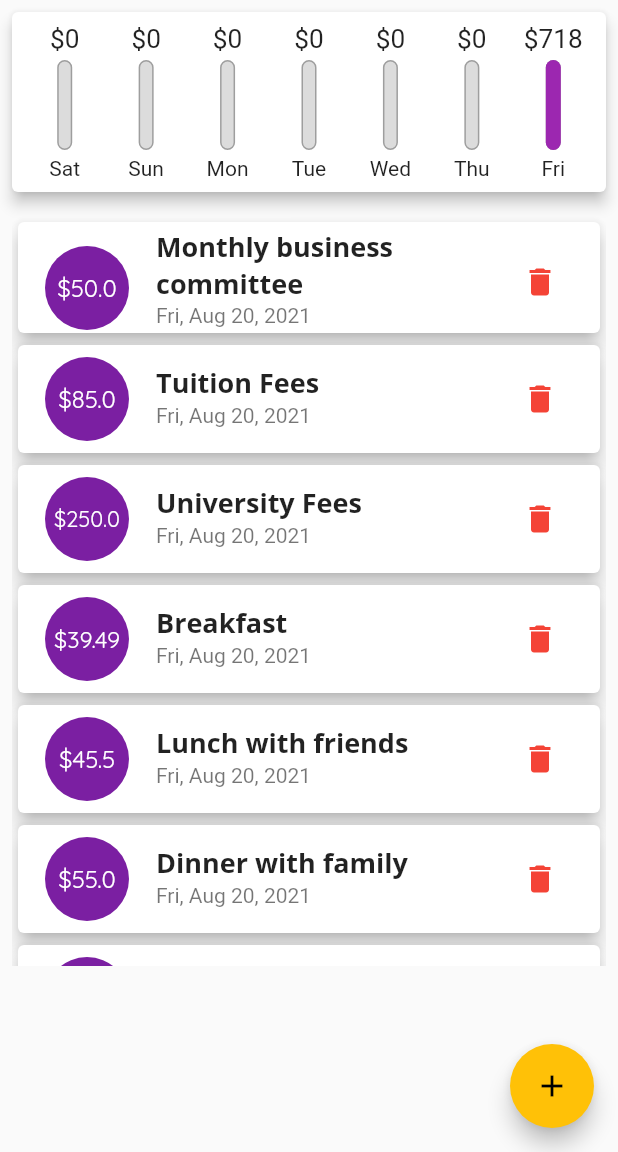
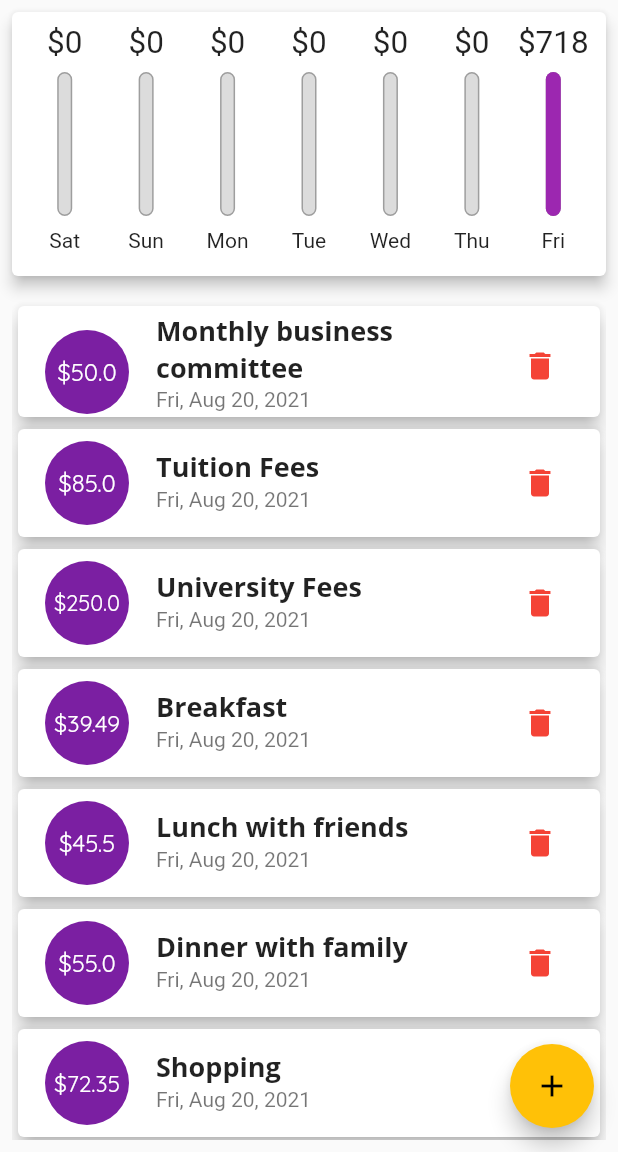
Before and after one commit to JahangirJadi/FlutterPersonalExpense, a Flutter app: the screen it shows after launch, on a phone screen of 412 x 824 dp, the part 84-1236 px from its top. Run offline on Flutter 3.47's test engine with Material 2 defaults, Android fonts, the phone set to English and light mode, and no system bars.

Commit message:
made UI Responsive

```diff
--- a/lib/main.dart
+++ b/lib/main.dart
@@ -112,9 +112,9 @@ class _MyHomePageState extends State<MyHomePage> {
   }
 
   void _deleteUserTransaction(String tId) {
-setState(() {
-  _userTransaction.removeWhere((element) => element.id==tId);
-});
+    setState(() {
+      _userTransaction.removeWhere((element) => element.id == tId);
+    });
   }
 
   void _addNewTransaction(String title, double amount, DateTime selectedDate) {
@@ -141,6 +141,18 @@ setState(() {
 
   @override
   Widget build(BuildContext context) {
+    final appBar = AppBar(
+      actions: [
+        IconButton(
+            onPressed: () {
+              _showTransactionModal(context);
+            },
+            icon: Icon(Icons.add))
+      ],
+      title: Text("Personal Expenses"),
+      elevation: 0,
+    );
+
     return Scaffold(
         floatingActionButton: FloatingActionButton(
           onPressed: () {
@@ -148,22 +160,25 @@ setState(() {
           },
           child: Icon(Icons.add),
         ),
-        appBar: AppBar(
-          actions: [
-            IconButton(
-                onPressed: () {
-                  _showTransactionModal(context);
-                },
-                icon: Icon(Icons.add))
-          ],
-          title: Text("Personal Expenses"),
-          elevation: 0,
-        ),
+        appBar: appBar,
         body: SingleChildScrollView(
           child: Column(
             children: [
-              Chart(_recentTransaction),
-              TransactionList(_userTransaction,_deleteUserTransaction),
+              Container(
+                child: Chart(_recentTransaction),
+                height: (MediaQuery.of(context).size.height -
+                        appBar.preferredSize.height -
+                        MediaQuery.of(context).padding.top) *
+                    0.25,
+              ),
+              Container(
+                child:
+                    TransactionList(_userTransaction, _deleteUserTransaction),
+                height: (MediaQuery.of(context).size.height -
+                        appBar.preferredSize.height -
+                        MediaQuery.of(context).padding.top) *
+                    0.75,
+              ),
             ],
           ),
         ));
--- a/lib/widgets/chart_bar.dart
+++ b/lib/widgets/chart_bar.dart
@@ -9,17 +9,18 @@ class ChartBar extends StatelessWidget {
 
   @override
   Widget build(BuildContext context) {
+    return LayoutBuilder(builder: (ctx, constraints) {
       return Column(
         children: [
           Container(
-            height: 20,
+              height: constraints.maxHeight * 0.15,
               child: FittedBox(
                   child: Text('\$${spendingAmount.toStringAsFixed(0)}'))),
           SizedBox(
-          height: 4,
+            height: constraints.maxHeight * 0.05,
           ),
           Container(
-          height: 60,
+            height: constraints.maxHeight * 0.6,
             width: 10,
             child: Stack(
               children: [
@@ -43,10 +44,11 @@ class ChartBar extends StatelessWidget {
             ),
           ),
           SizedBox(
-          height: 4,
+            height: constraints.maxHeight * 0.05,
           ),
-        Text(label),
+          Container(height: constraints.maxHeight * 0.15, child: Text(label)),
         ],
       );
+    });
   }
 }
--- a/lib/widgets/transaction_list.dart
+++ b/lib/widgets/transaction_list.dart
@@ -16,7 +16,6 @@ class TransactionList extends StatelessWidget {
   Widget build(BuildContext context) {
     return Container(
       margin: EdgeInsets.all(8),
-      height: 500,
       child: _userTransaction.isEmpty
           ? Column(
               mainAxisAlignment: MainAxisAlignment.center,
```
Lines whose indentation alone changed are shown as unchanged.
